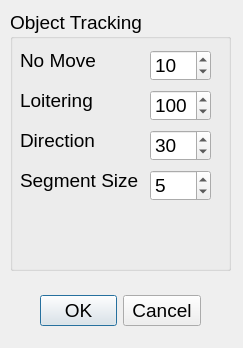
The window that objecttrackingform.ui (jefftsai8049/In-hive_Honey_Bee_Monitoring_System) describes before a commit, drawn with Qt 5.
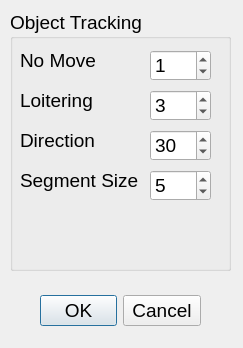
The same window after the commit.

Patch:
```diff
--- a/objecttrackingform.ui
+++ b/objecttrackingform.ui
@@ -44,7 +44,7 @@
      <number>100</number>
     </property>
     <property name="value">
-     <number>10</number>
+     <number>1</number>
     </property>
    </widget>
    <widget class="QLabel" name="label">
@@ -86,7 +86,7 @@
      <number>500</number>
     </property>
     <property name="value">
-     <number>100</number>
+     <number>3</number>
     </property>
    </widget>
    <widget class="QLabel" name="label_3">
```
